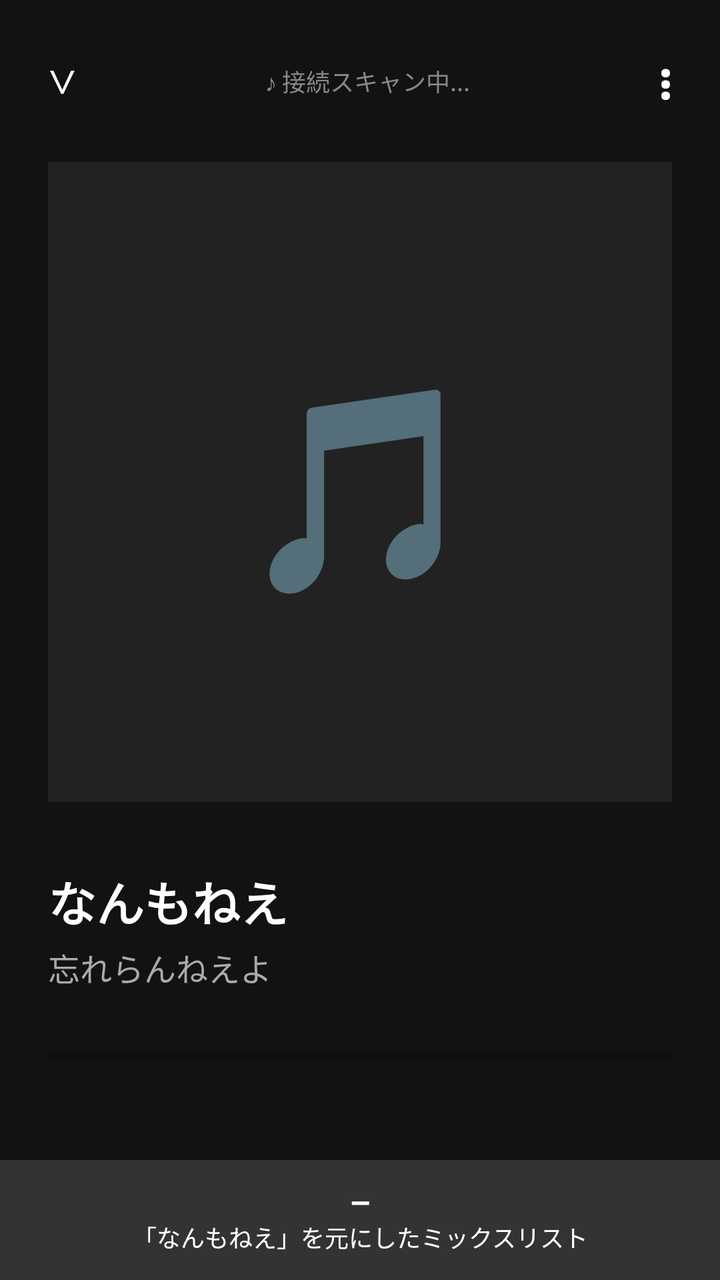
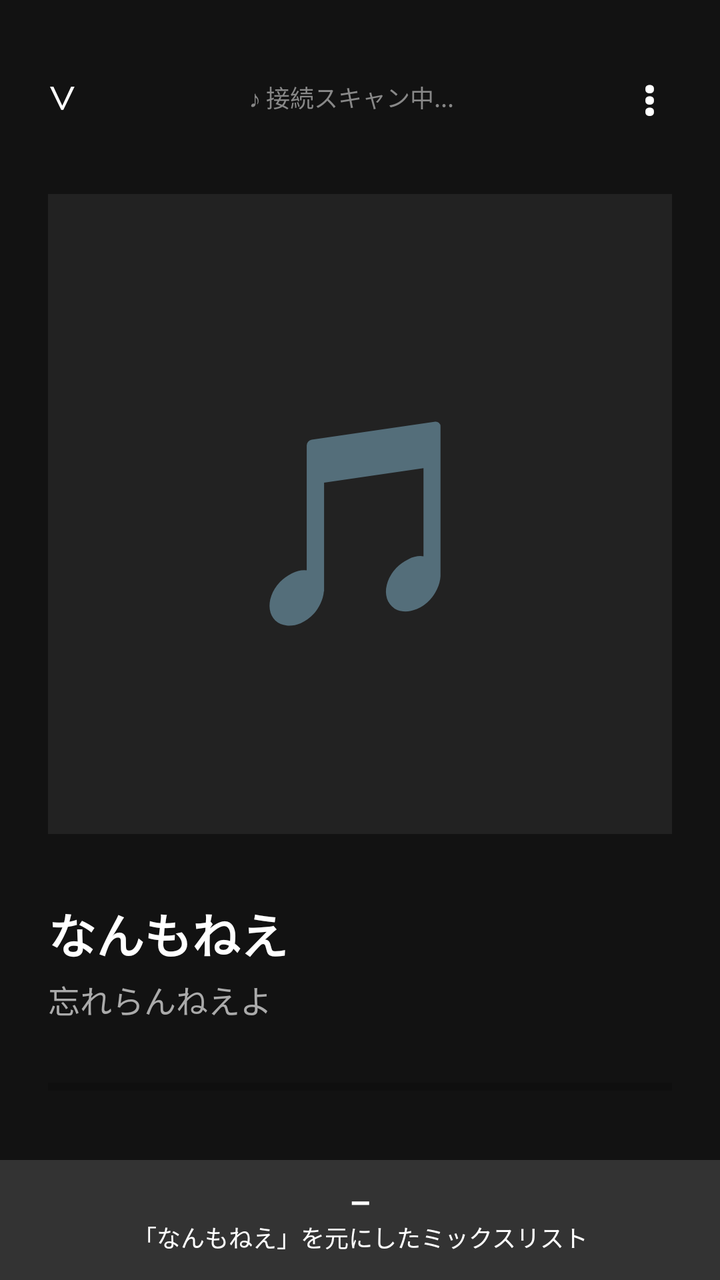

Before-and-after screenshots of an Android layout around one commit, followed by the original layout XML and the change that was made.
<!-- AndroidManifest.xml: application theme Theme.AppCompat.Light.NoActionBar -->
<!-- res/layout/activity_client_camo.xml -->
<?xml version="1.0" encoding="utf-8"?>
<androidx.coordinatorlayout.widget.CoordinatorLayout xmlns:android="http://schemas.android.com/apk/res/android"
    xmlns:app="http://schemas.android.com/apk/res-auto"
    android:layout_width="match_parent"
    android:layout_height="match_parent"
    android:background="#121212">

    
    <LinearLayout
        android:layout_width="match_parent"
        android:layout_height="match_parent"
        android:orientation="vertical"
        android:padding="24dp">

        
        <LinearLayout
            android:layout_width="match_parent"
            android:layout_height="wrap_content"
            android:orientation="horizontal"
            android:gravity="center_vertical"
            android:layout_marginBottom="24dp">
            
            <TextView
                android:layout_width="wrap_content"
                android:layout_height="wrap_content"
                android:text="∨"
                android:textSize="20sp"
                android:textColor="#FFFFFF" />
                
            
            <TextView
                android:id="@+id/tvTargetIpCamo"
                android:layout_width="0dp"
                android:layout_weight="1"
                android:layout_height="wrap_content"
                android:text="♪ 接続スキャン中..."
                android:textColor="#888888"
                android:textSize="12sp"
                android:gravity="center" />
                
            <TextView
                android:layout_width="wrap_content"
                android:layout_height="wrap_content"
                android:text="⋮"
                android:textSize="24sp"
                android:textColor="#FFFFFF"
                android:textStyle="bold"/>
        </LinearLayout>

        
        <FrameLayout
            android:id="@+id/jacketContainer"
            android:layout_width="match_parent"
            android:layout_height="320dp"
            android:layout_marginBottom="32dp">

            
            <TextView
                android:id="@+id/imgJacket"
                android:layout_width="match_parent"
                android:layout_height="match_parent"
                android:background="#222222"
                android:text="🎵"
                android:textColor="#555555"
                android:textSize="100sp"
                android:gravity="center" />

            
            <WebView
                android:id="@+id/webViewCamo"
                android:layout_width="match_parent"
                android:layout_height="match_parent"
                android:background="#000000"
                android:visibility="gone" />
        </FrameLayout>

        
        <TextView
            android:layout_width="match_parent"
            android:layout_height="wrap_content"
            android:text="なんもねえ"
            android:textColor="#FFFFFF"
            android:textSize="24sp"
            android:textStyle="bold"
            android:layout_marginBottom="4dp" />

        <TextView
            android:layout_width="match_parent"
            android:layout_height="wrap_content"
            android:text="忘れらんねえよ"
            android:textColor="#AAAAAA"
            android:textSize="16sp"
            android:layout_marginBottom="24dp" />

        
        <ProgressBar
            android:id="@+id/progressBarCamo"
            style="?android:attr/progressBarStyleHorizontal"
            android:layout_width="match_parent"
            android:layout_height="wrap_content"
            android:progress="0"
            android:layout_marginBottom="24dp" />

        
        <LinearLayout
            android:layout_width="match_parent"
            android:layout_height="wrap_content"
            android:orientation="horizontal"
            android:gravity="center"
            android:layout_marginBottom="16dp">

            
            <TextView
                android:id="@+id/btnPrevCamo"
                android:layout_width="wrap_content"
                android:layout_height="wrap_content"
                android:text="⏮"
                android:textSize="40sp"
                android:textColor="#FFFFFF"
                android:padding="16dp" />

            <Space
                android:layout_width="16dp"
                android:layout_height="wrap_content" />

            
            <TextView
                android:id="@+id/btnPlayPauseCamo"
                android:layout_width="wrap_content"
                android:layout_height="wrap_content"
                android:text="▶"
                android:textSize="56sp"
                android:textColor="#FFFFFF"
                android:padding="16dp" />

            <Space
                android:layout_width="16dp"
                android:layout_height="wrap_content" />

            
            <TextView
                android:id="@+id/btnNextCamo"
                android:layout_width="wrap_content"
                android:layout_height="wrap_content"
                android:text="⏭"
                android:textSize="40sp"
                android:textColor="#FFFFFF"
                android:padding="16dp" />
        </LinearLayout>
    </LinearLayout>

    
    <LinearLayout
        android:id="@+id/bottomSheet"
        android:layout_width="match_parent"
        android:layout_height="400dp"
        android:background="#222222"
        android:orientation="vertical"
        app:layout_behavior="com.google.android.material.bottomsheet.BottomSheetBehavior"
        app:behavior_hideable="false"
        app:behavior_peekHeight="60dp">

        
        <TextView
            android:layout_width="match_parent"
            android:layout_height="60dp"
            android:text="━\n「なんもねえ」を元にしたミックスリスト"
            android:textColor="#FFFFFF"
            android:textSize="12sp"
            android:gravity="center"
            android:background="#333333" />

        
        <ListView
            android:id="@+id/lvVaultCamo"
            android:layout_width="match_parent"
            android:layout_height="match_parent" />

    </LinearLayout>

</androidx.coordinatorlayout.widget.CoordinatorLayout>
<!-- resources referenced by this layout -->
<resources>

</resources>

<!-- the commit's change to res/layout/activity_client_camo.xml (unified diff, before → after) -->
@@ -38,13 +38,16 @@
                 android:textSize="12sp"
                 android:gravity="center" />
                 
+            
             <TextView
+                android:id="@+id/btnConfigIpCamo"
                 android:layout_width="wrap_content"
                 android:layout_height="wrap_content"
                 android:text="⋮"
                 android:textSize="24sp"
                 android:textColor="#FFFFFF"
-                android:textStyle="bold"/>
+                android:textStyle="bold"
+                android:padding="8dp"/>
         </LinearLayout>
 
         
